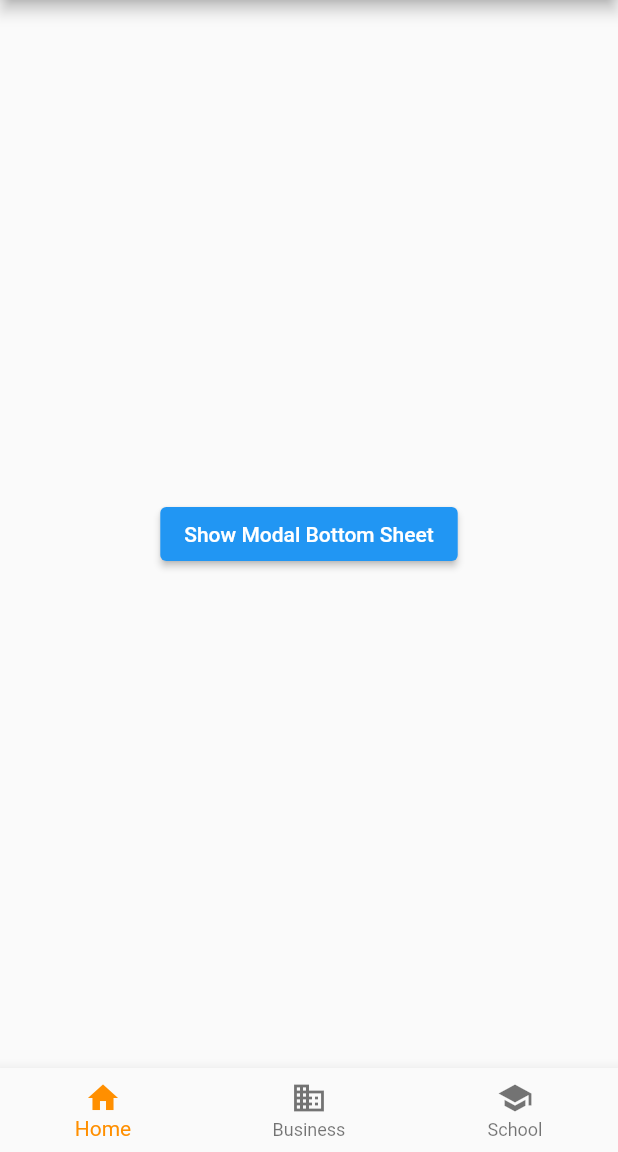
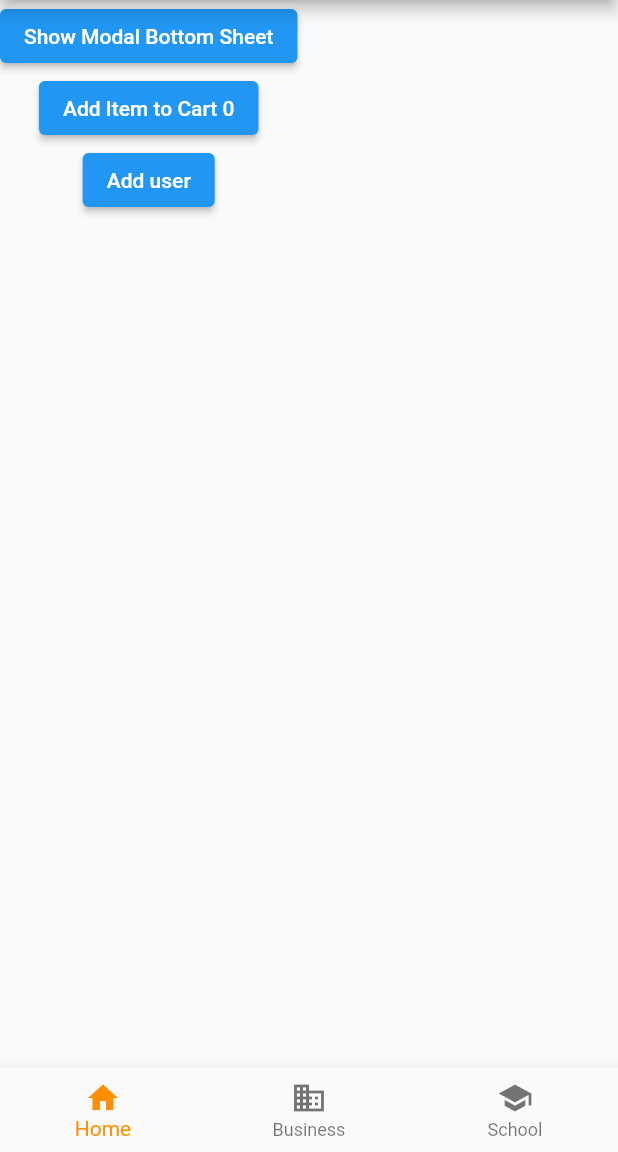
Before and after one commit to AlulaLeak/flutter-firebase-auth, a Flutter app: the screen it shows once a user with an empty profile is signed in, on a phone screen of 412 x 824 dp, the part 84-1236 px from its top. Run offline on Flutter 3.47's test engine with Material 2 defaults, Android fonts, the phone set to English and light mode, and no system bars; our stand-ins replace cloud_firestore, firebase_auth, firebase_core; missing offline and left inert: flutterfire_ui; accounts and stored records are empty; generated files the repository leaves out were written again; statements that could not run were skipped.

Commit message:
refactored code and added firebase create button

```diff
--- a/lib/auth_wrapper.dart
+++ b/lib/auth_wrapper.dart
@@ -1,7 +1,6 @@
 import 'package:firebase_auth/firebase_auth.dart';
 import 'package:flutter/material.dart';
-import 'package:flutterfire_ui/auth.dart';
-
+import './widgets/signin_page.dart';
 import 'home.dart';
 
 class AuthWrapper extends StatelessWidget {
@@ -13,49 +12,9 @@ class AuthWrapper extends StatelessWidget {
       stream: FirebaseAuth.instance.authStateChanges(),
       builder: (context, snapshot) {
         if (!snapshot.hasData) {
-          return SignInScreen(
-            providerConfigs: const [
-              EmailProviderConfiguration(),
-              GoogleProviderConfiguration(clientId: 'name'),
-            ],
-            headerBuilder: (context, constraints, shrinkOffset) {
-              return Padding(
-                padding: const EdgeInsets.all(20),
-                child: AspectRatio(
-                  aspectRatio: 1,
-                  child: Image.asset('placeholder.jpg'),
-                ),
-              );
-            },
-            subtitleBuilder: (context, action) {
-              return Padding(
-                padding: const EdgeInsets.symmetric(vertical: 8.0),
-                child: action == AuthAction.signIn
-                    ? const Text('Welcome to FlutterFire, please sign in!')
-                    : const Text('Welcome to Flutterfire, please sign up!'),
-              );
-            },
-            footerBuilder: (context, action) {
-              return const Padding(
-                padding: EdgeInsets.only(top: 16),
-                child: Text(
-                  'By signing in, you agree to our terms and conditions.',
-                  style: TextStyle(color: Colors.grey),
-                ),
-              );
-            },
-            sideBuilder: (context, shrinkOffset) {
-              return Padding(
-                padding: const EdgeInsets.all(20),
-                child: AspectRatio(
-                  aspectRatio: 1,
-                  child: Image.asset('placeholder.jpg'),
-                ),
-              );
-            },
-          );
+          return const SignInPage();
         }
-        return const HomeScreen();
+        return HomeScreen();
       },
     );
   }
--- a/lib/hello.dart
+++ b/lib/hello.dart
@@ -1,17 +1,34 @@
+import 'package:firebase_auth/firebase_auth.dart';
 import 'package:flutter/material.dart';
+import 'providers/number_provider.dart';
+import 'providers/user_provider.dart';
+import 'package:cloud_firestore/cloud_firestore.dart';
+import 'package:provider/provider.dart';
 
-class Hello extends StatelessWidget {
+class Hello extends StatefulWidget {
   const Hello({super.key});
+
+  @override
+  State<Hello> createState() => _HelloState();
+}
+
+class _HelloState extends State<Hello> {
+  User? user = FirebaseAuth.instance.currentUser;
+
+  // final Stream<QuerySnapshot> usersStream =
+  // FirebaseFirestore.instance.collection('users').where('username', isEqualTo: user).snapshots();
 
   @override
   Widget build(BuildContext context) {
     return Scaffold(
       body: Builder(
         builder: (context) {
-          return Center(
-            child: ElevatedButton(
+          return Scaffold(
+            body: Column(children: <Widget>[
+              ElevatedButton(
                 child: const Text('Show Modal Bottom Sheet'),
                 onPressed: () {
+                  print(user?.displayName);
                   showModalBottomSheet(
                     context: context,
                     builder: (context) {
@@ -35,6 +52,18 @@ class Hello extends StatelessWidget {
                   );
                 },
               ),
+              ElevatedButton(
+                  onPressed: () {
+                    context.read<NumberProvider>().increment();
+                  },
+                  child: Text(
+                      "Add Item to Cart ${context.watch<NumberProvider>().count}")),
+              ElevatedButton(
+                  onPressed: () {
+                    context.read<UserProvider>().addUser(user?.displayName, 35);
+                  },
+                  child: const Text("Add user")),
+            ]),
           );
         },
       ),
--- a/lib/home.dart
+++ b/lib/home.dart
@@ -1,14 +1,17 @@
-import 'dart:io';
-
-import 'package:image_picker/image_picker.dart';
 import 'package:flutter/material.dart';
 import './widgets/profile_icon.dart';
 import './hello.dart';
+import './widgets/users.dart';
+import './providers/user_provider.dart';
+import 'package:cloud_firestore/cloud_firestore.dart';
 
-void main() => runApp(const HomeScreen());
+void main() => runApp(HomeScreen());
 
 class HomeScreen extends StatelessWidget {
-  const HomeScreen({super.key});
+  HomeScreen({super.key});
+
+  final Stream<QuerySnapshot> usersStream =
+      FirebaseFirestore.instance.collection('users').snapshots();
 
   static const String _title = 'Flutter Code Sample';
 
@@ -34,10 +37,10 @@ class _MyStatefulWidgetState extends State<MyStatefulWidget> {
   int _selectedIndex = 0;
   // static const TextStyle optionStyle =
   //     TextStyle(fontSize: 30, fontWeight: FontWeight.bold);
-  static const List<Widget> _widgetOptions = <Widget>[
-    Hello(),
-    Hello(),
-    Hello(),
+  final List<Widget> _widgetOptions = <Widget>[
+    const Hello(),
+    Users(),
+    Users(),
   ];
 
   void _onItemTapped(int index) {
--- /dev/null
+++ b/lib/providers/number_provider.dart
@@ -0,0 +1,12 @@
+import 'package:flutter/material.dart';
+
+class NumberProvider with ChangeNotifier {
+  int _count = 0;
+
+  int get count => _count;
+
+  void increment() {
+    _count++;
+    notifyListeners();
+  }
+}
--- a/pubspec.yaml
+++ b/pubspec.yaml
@@ -18,6 +18,8 @@ dependencies:
     sdk: flutter
   flutterfire_ui: ^0.4.3+11
   image_picker: ^0.8.5+3
+  cloud_firestore: ^3.5.0
+  provider: ^6.0.3
 
 dev_dependencies:
   flutter_test:
```
Also changed, not shown: lib/main.dart (+13 -1 lines), lib/providers/user_provider.dart (added, +27 -0 lines), lib/widgets/add_user.dart (added, +35 -0 lines), lib/widgets/signin_page.dart (added, +53 -0 lines), lib/widgets/users.dart (added, +38 -0 lines), pubspec.lock. Lines whose indentation alone changed are shown as unchanged.
